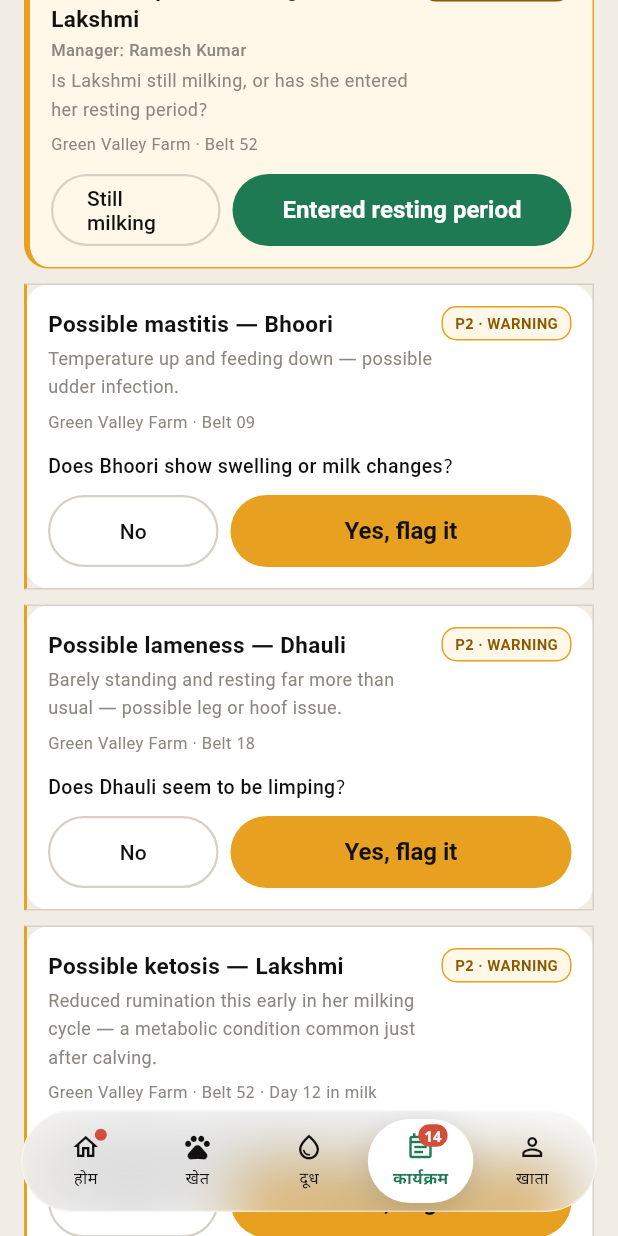
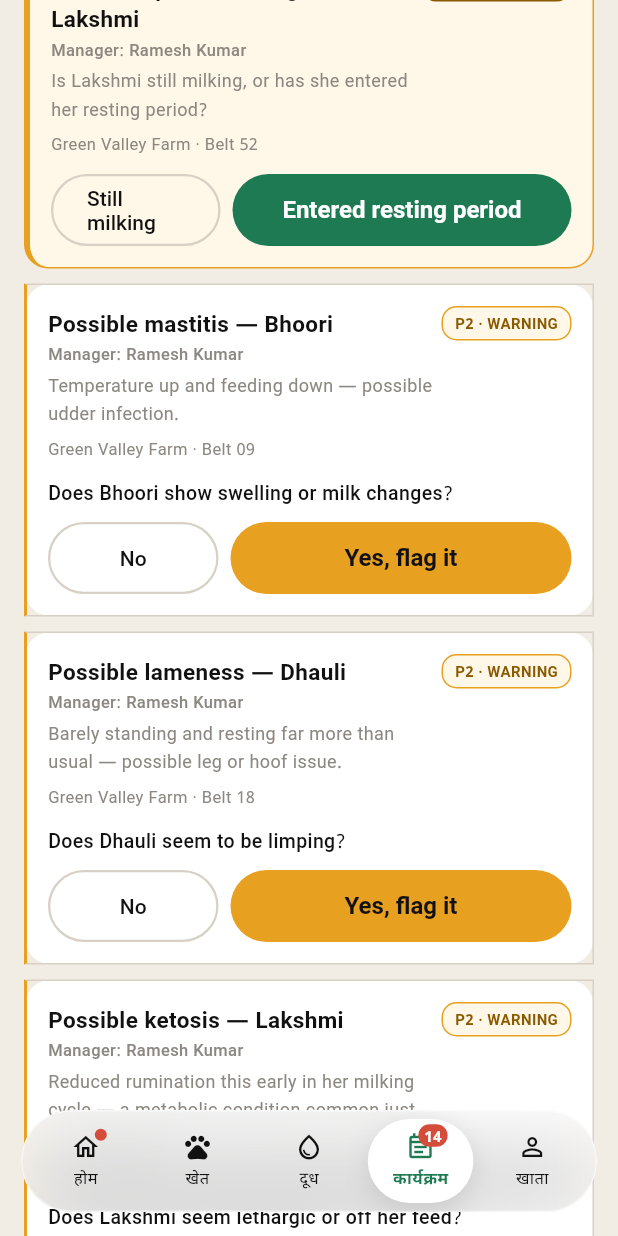
Before and after one commit to vaseey21/Vanix, a Flutter app: the EventsScreen screen opened directly with empty values, scrolled down 1728 dp, on a phone screen of 412 x 824 dp. Run offline on Flutter 3.47's test engine with Material 3 defaults, Android fonts, the phone set to English and light mode, and no system bars.

Commit message:
auto: save changes

```diff
--- a/flutter_app/lib/screens/events_screen.dart
+++ b/flutter_app/lib/screens/events_screen.dart
@@ -1342,6 +1342,7 @@ class _EventsScreenState extends State<EventsScreen> {
         sub: 'Temperature up and feeding down — possible udder infection.',
         meta: 'Green Valley Farm · Belt 09',
         question: 'Does Bhoori show swelling or milk changes?',
+        manager: 'Ramesh Kumar',
       );
 
   Widget _buildLamenessCard(bool isDark) => _buildInspectCard(
@@ -1352,6 +1353,7 @@ class _EventsScreenState extends State<EventsScreen> {
         sub: 'Barely standing and resting far more than usual — possible leg or hoof issue.',
         meta: 'Green Valley Farm · Belt 18',
         question: 'Does Dhauli seem to be limping?',
+        manager: 'Ramesh Kumar',
       );
 
   Widget _buildKetosisCard(bool isDark) => _buildInspectCard(
@@ -1362,6 +1364,7 @@ class _EventsScreenState extends State<EventsScreen> {
         sub: 'Reduced rumination this early in her milking cycle — a metabolic condition common just after calving.',
         meta: 'Green Valley Farm · Belt 52 · Day 12 in milk',
         question: 'Does Lakshmi seem lethargic or off her feed?',
+        manager: 'Ramesh Kumar',
       );
 
   // shared: single-acknowledge card builder (Proestrus / Herd Heat Stress / Calibration)
@@ -1425,6 +1428,7 @@ class _EventsScreenState extends State<EventsScreen> {
         meta: 'Green Valley Farm · Belt 63',
         buttonLabel: 'Got it, watching',
         resolvedMessage: "Watching Kajri closely — you'll get a separate alert if this strengthens to confirmed heat.",
+        manager: 'Ramesh Kumar',
       );
 
   Widget _buildHerdStressCard(bool isDark) => _buildAckCard(
```
